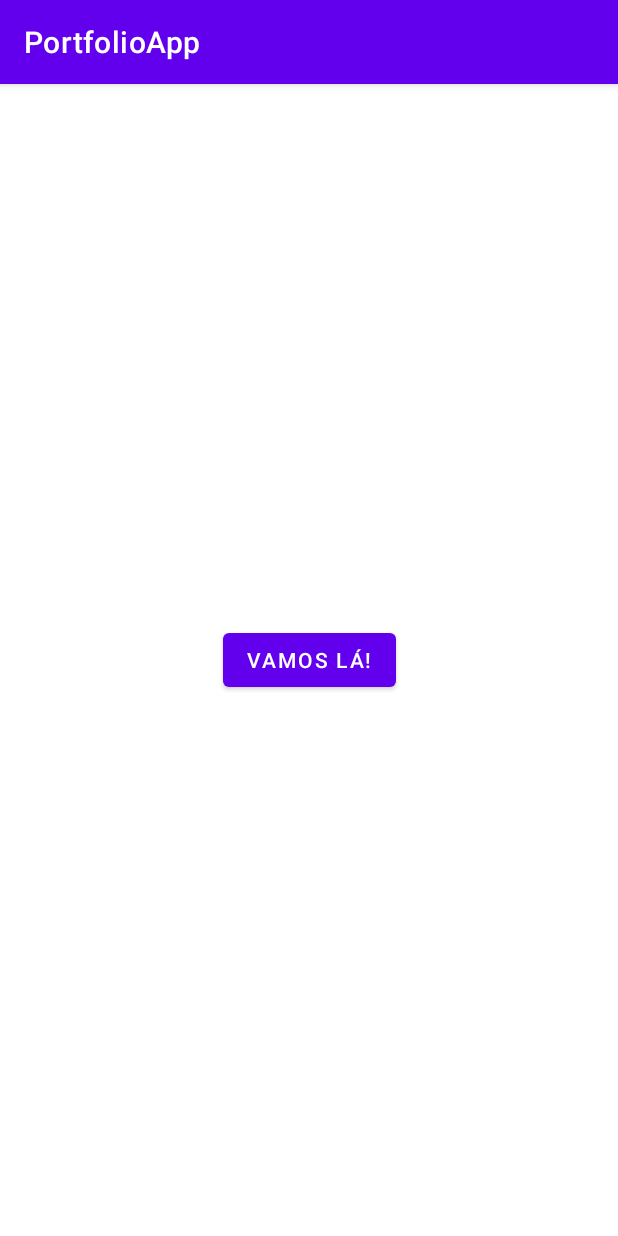
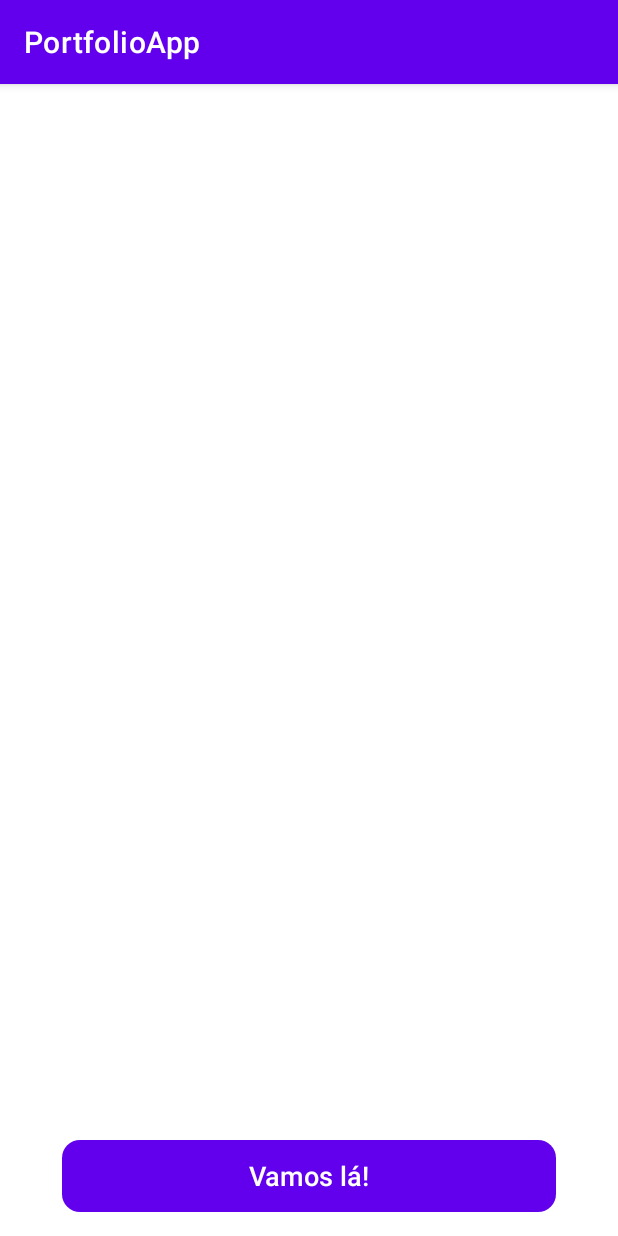
Before and after one commit to agrdc/PortfolioApp, an Android app: the screen it shows after launch (OnboardingActivity), on a phone screen of 412 x 824 dp. Run offline under Robolectric (Android 15) with nearby library versions, the phone set to English and light mode, and no system bars; our stand-ins replace data binding.

Commit message:
Creates style for deafault button, adds onboarding screen instrumented test
Signed-off-by: Agnaldo Rodrigues de Carvalho <ag.carvalho@guide.com.br>

```diff
--- /dev/null
+++ b/app/src/main/res/drawable/bg_default_button.xml
@@ -0,0 +1,30 @@
+<?xml version="1.0" encoding="utf-8"?>
+<selector xmlns:android="http://schemas.android.com/apk/res/android" >
+
+    <item android:state_pressed="true" >
+        <shape android:shape="rectangle"  >
+            <corners android:radius="@dimen/size_12" />
+            <solid android:color="@color/teal_200" />
+            <gradient android:angle="-90" android:startColor="@color/teal_200" android:endColor="@color/teal_700"  />
+        </shape>
+    </item>
+    <item android:state_focused="true">
+        <shape android:shape="rectangle"  >
+            <corners android:radius="@dimen/size_12" />
+            <solid android:color="@color/teal_700"/>
+        </shape>
+    </item>
+    <item android:state_enabled="true">
+        <shape android:shape="rectangle"  >
+            <corners android:radius="@dimen/size_12" />
+            <solid android:color="@color/teal_200" />
+        </shape>
+    </item>
+    <item android:state_enabled="false">
+        <shape android:shape="rectangle"  >
+            <corners android:radius="@dimen/size_12" />
+            <solid android:color="@color/light_gray" />
+        </shape>
+    </item>
+
+</selector>
--- a/app/src/main/res/layout/fragment_onboarding.xml
+++ b/app/src/main/res/layout/fragment_onboarding.xml
@@ -1,19 +1,42 @@
 <?xml version="1.0" encoding="utf-8"?>
-<layout xmlns:app="http://schemas.android.com/apk/res-auto">
+<layout xmlns:android="http://schemas.android.com/apk/res/android"
+    xmlns:app="http://schemas.android.com/apk/res-auto">
 
-    <androidx.constraintlayout.widget.ConstraintLayout xmlns:android="http://schemas.android.com/apk/res/android"
+    <ScrollView
         android:layout_width="match_parent"
-        android:layout_height="match_parent">
+        android:layout_height="match_parent"
+        android:fillViewport="true">
+
+        <androidx.constraintlayout.widget.ConstraintLayout
+            android:layout_width="match_parent"
+            android:layout_height="wrap_content">
+
+            <androidx.constraintlayout.widget.Guideline
+                android:id="@+id/vertical_guideline_10"
+                android:layout_width="match_parent"
+                android:layout_height="wrap_content"
+                android:orientation="vertical"
+                app:layout_constraintGuide_percent="0.10" />
+
+            <androidx.constraintlayout.widget.Guideline
+                android:id="@+id/vertical_guideline_90"
+                android:layout_width="match_parent"
+                android:layout_height="wrap_content"
+                android:orientation="vertical"
+                app:layout_constraintGuide_percent="0.90" />
 
             <Button
                 android:id="@+id/btn_lets_go"
-            android:layout_width="wrap_content"
+                android:layout_width="0dp"
                 android:layout_height="wrap_content"
                 android:text="@string/lets_go"
-            app:layout_constraintTop_toTopOf="parent"
+                style="@style/DefaultButton"
+                android:layout_marginBottom="@dimen/default_margin"
                 app:layout_constraintBottom_toBottomOf="parent"
-            app:layout_constraintStart_toStartOf="parent"
-            app:layout_constraintEnd_toEndOf="parent"/>
+                app:layout_constraintEnd_toStartOf="@id/vertical_guideline_90"
+                app:layout_constraintStart_toStartOf="@id/vertical_guideline_10"
+                app:layout_constraintVertical_bias="0" />
 
         </androidx.constraintlayout.widget.ConstraintLayout>
+    </ScrollView>
 </layout>
--- /dev/null
+++ b/app/src/main/res/values-hdpi/dimens.xml
@@ -0,0 +1,5 @@
+<?xml version="1.0" encoding="utf-8"?>
+<resources>
+    <dimen name="size_button">56dp</dimen>
+    <dimen name="default_margin">16dp</dimen>
+</resources>
--- /dev/null
+++ b/app/src/main/res/values-mdpi/dimens.xml
@@ -0,0 +1,6 @@
+<?xml version="1.0" encoding="utf-8"?>
+<resources>
+    <dimen name="size_button">48dp</dimen>
+    <dimen name="default_margin">12dp</dimen>
+
+</resources>
--- /dev/null
+++ b/app/src/main/res/values-xhdpi/dimens.xml
@@ -0,0 +1,5 @@
+<?xml version="1.0" encoding="utf-8"?>
+<resources>
+    <dimen name="size_button">56dp</dimen>
+    <dimen name="default_margin">24dp</dimen>
+</resources>
--- /dev/null
+++ b/app/src/main/res/values-xxhdpi/dimens.xml
@@ -0,0 +1,5 @@
+<?xml version="1.0" encoding="utf-8"?>
+<resources>
+    <dimen name="size_button">64dp</dimen>
+    <dimen name="default_margin">32dp</dimen>
+</resources>
--- /dev/null
+++ b/app/src/main/res/values-xxxhdpi/dimens.xml
@@ -0,0 +1,5 @@
+<?xml version="1.0" encoding="utf-8"?>
+<resources>
+    <dimen name="size_button">64dp</dimen>
+    <dimen name="default_margin">40dp</dimen>
+</resources>
--- a/app/src/main/res/values/colors.xml
+++ b/app/src/main/res/values/colors.xml
@@ -5,6 +5,7 @@
     <color name="purple_700">#FF3700B3</color>
     <color name="teal_200">#FF03DAC5</color>
     <color name="teal_700">#FF018786</color>
+    <color name="light_gray">#EDECE8</color>
     <color name="black">#FF000000</color>
     <color name="white">#FFFFFFFF</color>
 </resources>
--- /dev/null
+++ b/app/src/main/res/values/dimens.xml
@@ -0,0 +1,8 @@
+<?xml version="1.0" encoding="utf-8"?>
+<resources>
+    <dimen name="size_button">48dp</dimen>
+    <dimen name="default_margin">12dp</dimen>
+
+    <dimen name="size_12">12dp</dimen>
+    <dimen name="font_18">18sp</dimen>
+</resources>
--- a/app/src/main/res/values/themes.xml
+++ b/app/src/main/res/values/themes.xml
@@ -19,4 +19,12 @@
         <item name="windowSplashScreenAnimatedIcon">@mipmap/ic_launcher</item>
         <item name="postSplashScreenTheme">@style/Theme.PortfolioApp</item>
     </style>
+
+    <style name="DefaultButton" parent="Widget.AppCompat.Button.Borderless">
+        <item name="android:layout_height">@dimen/size_button</item>
+        <item name="android:background">@drawable/bg_default_button</item>
+        <item name="android:textSize">@dimen/font_18</item>
+        <item name="android:textColor">@color/white</item>
+        <item name="android:textAllCaps">false</item>
+    </style>
 </resources>
```
Also changed, not shown: 1 other file. Lines whose indentation alone changed are shown as unchanged.
